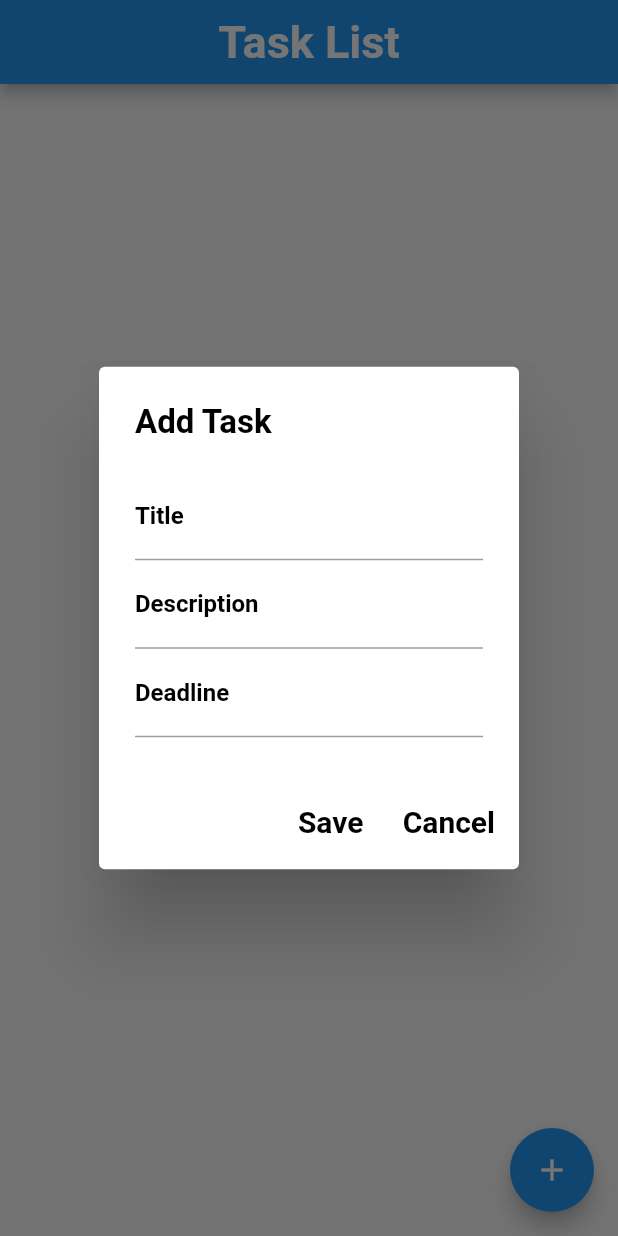
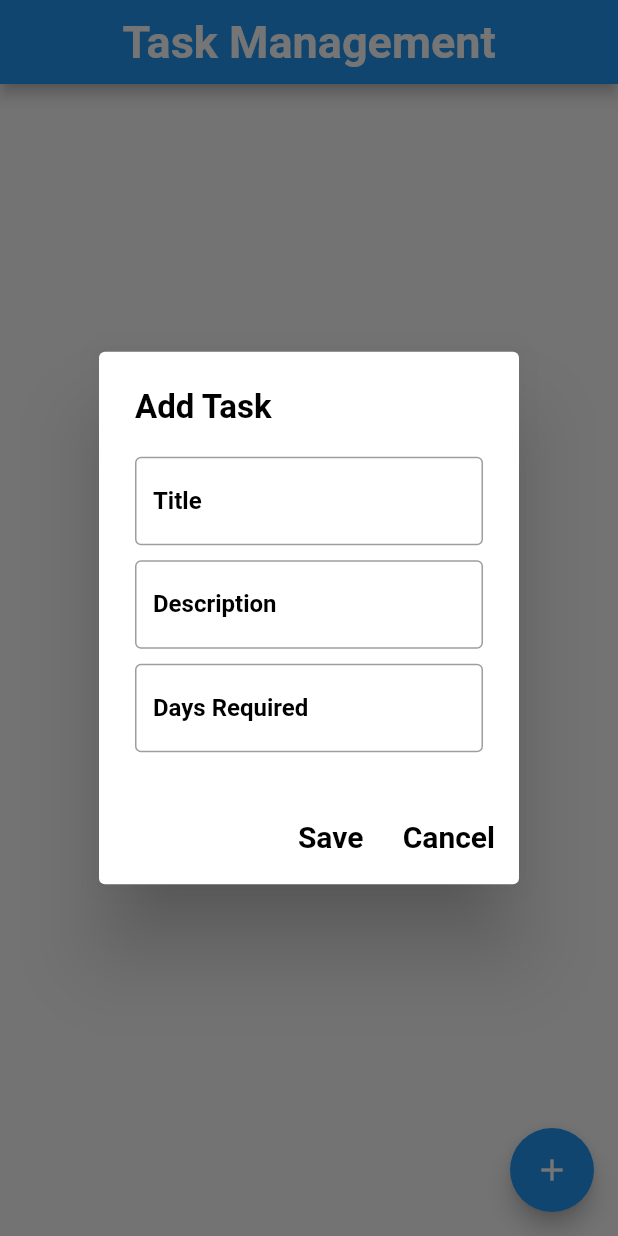
Before and after one commit to probirroy/assignment8, a Flutter app: the screen it shows after launch, after a tap on the "add" icon, on a phone screen of 412 x 824 dp. Run offline on Flutter 3.47's test engine with Material 2 defaults, Android fonts, the phone set to English and light mode, and no system bars.

Commit message:
initial commot

```diff
--- a/lib/main.dart
+++ b/lib/main.dart
@@ -60,7 +60,7 @@ class _TaskListScreenState extends State<TaskListScreen> {
               Text(task.description),
               SizedBox(height: 8.0),
               Text(
-                'Deadline: ${task.deadline}',
+                'Days Required: ${task.deadline}',
                 style: TextStyle(fontStyle: FontStyle.italic, color: Colors.black),
               ),
               SizedBox(height: 18.0),
@@ -82,8 +82,8 @@ class _TaskListScreenState extends State<TaskListScreen> {
   Widget build(BuildContext context) {
     return Scaffold(
       appBar: AppBar(
-        title: Text('Task List',style: TextStyle(fontWeight: FontWeight.bold, fontSize: 30)),
-          centerTitle: true,
+        title: Text('Task Management',style: TextStyle(fontWeight: FontWeight.bold, fontSize: 30)),
+        centerTitle: true,
       ),
       body: ListView.builder(
         itemCount: tasks.length,
@@ -117,15 +117,27 @@ class _TaskListScreenState extends State<TaskListScreen> {
             mainAxisSize: MainAxisSize.min,
             children: [
               TextField(
-                decoration: InputDecoration(labelText: 'Title',labelStyle: TextStyle(color: Colors.black, fontSize: 16, fontWeight: FontWeight.bold), ),
+                decoration: InputDecoration(
+                  border: OutlineInputBorder(),
+                  labelText: 'Title',labelStyle: TextStyle(color: Colors.black, fontSize: 16, fontWeight: FontWeight.bold), ),
                 onChanged: (value) => title = value,
               ),
+              SizedBox(
+                height: 10, // <-- SEE HERE
+              ),
               TextField(
-                decoration: InputDecoration(labelText: 'Description', labelStyle: TextStyle(color: Colors.black, fontSize: 16, fontWeight: FontWeight.bold),),
+                decoration: InputDecoration(
+                  border: OutlineInputBorder(),
+                  labelText: 'Description', labelStyle: TextStyle(color: Colors.black, fontSize: 16, fontWeight: FontWeight.bold),),
                 onChanged: (value) => description = value,
               ),
+              SizedBox(
+                height: 10, // <-- SEE HERE
+              ),
               TextField(
-                decoration: InputDecoration(labelText: 'Deadline', labelStyle: TextStyle(color: Colors.black, fontSize: 16, fontWeight: FontWeight.bold),),
+                decoration: InputDecoration(
+                  border: OutlineInputBorder(),
+                  labelText: 'Days Required', labelStyle: TextStyle(color: Colors.black, fontSize: 16, fontWeight: FontWeight.bold),),
                 onChanged: (value) => deadline = value,
               ),
             ],
```
